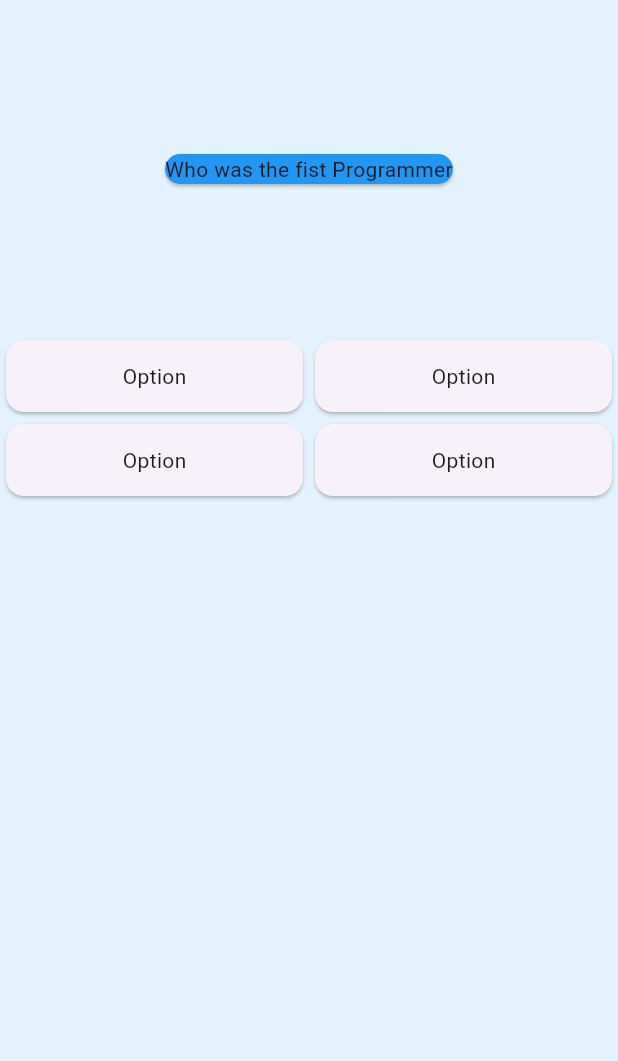
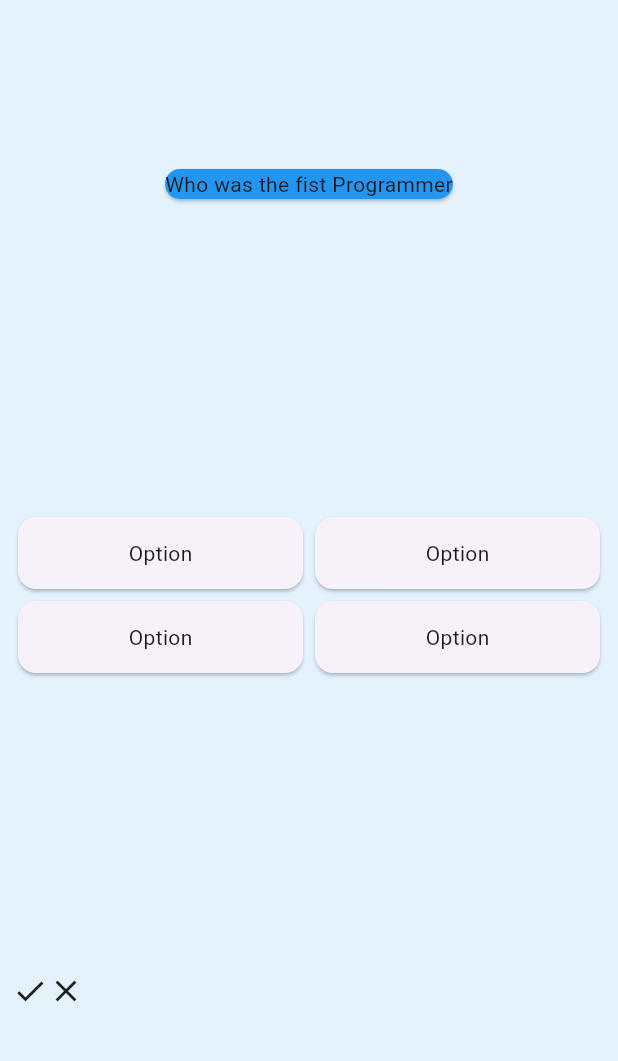
Before and after one commit to SmakshiA/my-quizzler, a Flutter app: the screen it shows after launch, on a phone screen of 412 x 824 dp, the part 80-1141 px from its top. Run offline on Flutter 3.47's test engine with Material 3 defaults, Android fonts, the phone set to English and light mode, and no system bars.

Commit message:
Backup UI

```diff
--- a/lib/main.dart
+++ b/lib/main.dart
@@ -65,14 +65,36 @@ class _QuizPageState extends State<QuizPage> {
   Widget build(BuildContext context) {
     return Center(
       child: Column(
+        mainAxisAlignment: MainAxisAlignment.spaceAround,
         children: [
           Card(
             color: Colors.blue,
             child: Text('Who was the fist Programmer'),
-            margin: EdgeInsets.all(100.0),
+            margin: EdgeInsets.all(20.0),
           ),
-          buildOptionRow(),
-          buildOptionRow(),
+          Padding(
+            padding: const EdgeInsets.all(8.0),
+            child: Column(
+              children: [
+                buildOptionRow(),
+                buildOptionRow(),
+              ],
+            ),
+          ),
+          Padding(
+            padding: const EdgeInsets.all(8.0),
+            child: Row(
+              crossAxisAlignment: CrossAxisAlignment.end,
+              children: [
+                Icon(
+                  Icons.check,
+                ),
+                Icon(
+                  Icons.close
+                )
+              ],
+            ),
+          )
         ],
       ),
     );
```
